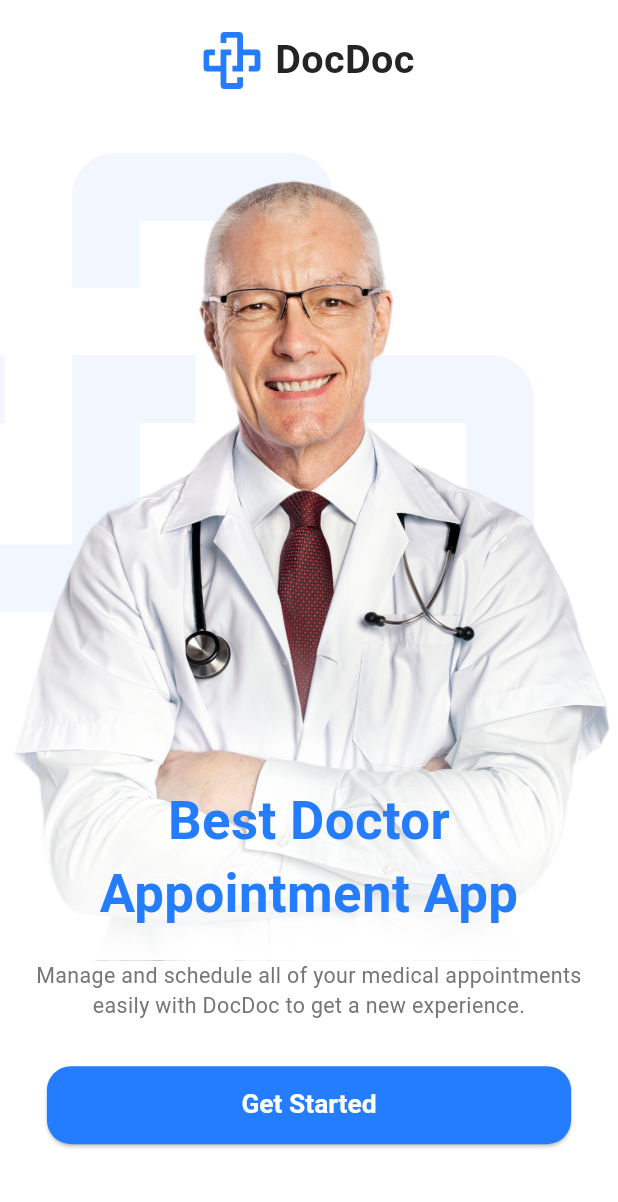
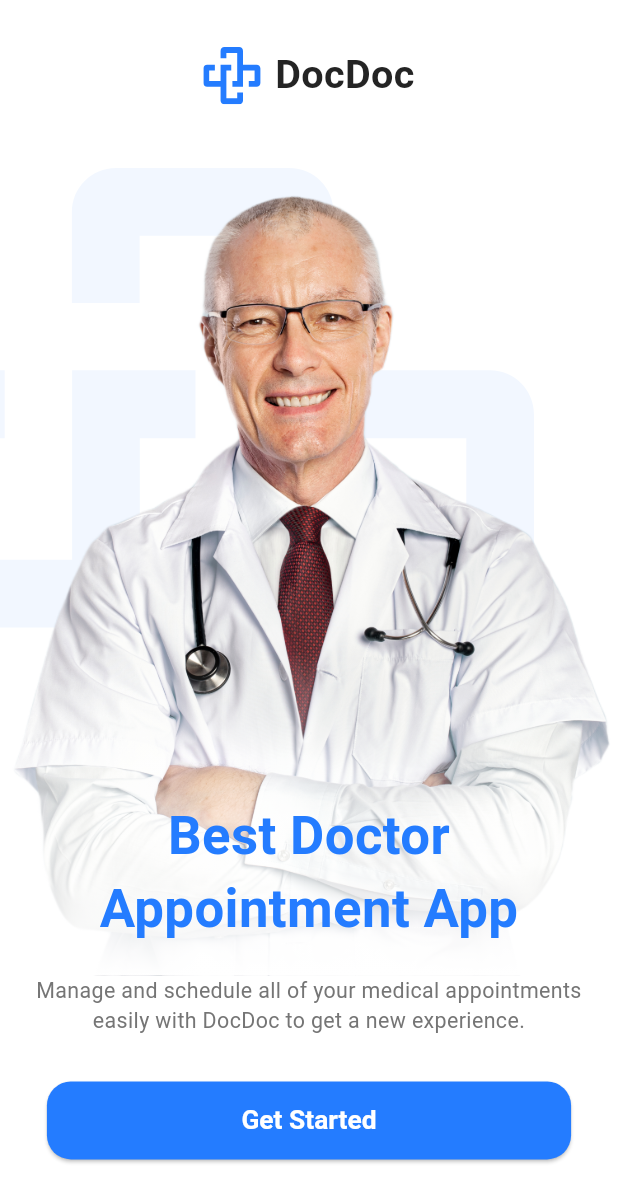
Before and after one commit to mohamed-rawash/health-care, a Flutter app: the screen it shows after launch, on a phone screen of 412 x 824 dp. Shown: the top 1202 px of the screen. Run offline on Flutter 3.47's test engine with Material 3 defaults, Android fonts, the light colour scheme and no system bars; our stand-ins replace flutter_screenutil, flutter_svg.

Commit message:
change paddin top and bottom of onboarding

```diff
--- a/lib/features/onboarding/onboarding_screen.dart
+++ b/lib/features/onboarding/onboarding_screen.dart
@@ -23,7 +23,7 @@ class _OnboardingScreenState extends State<OnboardingScreen> {
         body: SingleChildScrollView(
       child: SafeArea(
         child: Padding(
-          padding: EdgeInsets.only(top: 20.h, bottom: 40.h),
+          padding: EdgeInsets.only(top: 30.h, bottom: 30.h),
           child: Column(
             children: [
               const DocLogoAndName(),
```
